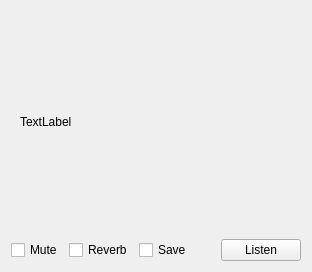
Before: the Qt Designer form branches/julian/android/src/GUI-QT/audiodetailwidget.ui in mmjee/dream-patched, drawn with Qt 5.
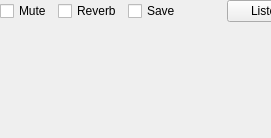
After: the same form once the commit is applied. The open tabs and pages were chosen to show the change. Custom widgets are drawn as their Qt base class.

What changed in the file:
```diff
--- a/branches/julian/android/src/GUI-QT/audiodetailwidget.ui
+++ b/branches/julian/android/src/GUI-QT/audiodetailwidget.ui
@@ -6,8 +6,8 @@
    <rect>
     <x>0</x>
     <y>0</y>
-    <width>312</width>
-    <height>272</height>
+    <width>271</width>
+    <height>138</height>
    </rect>
   </property>
   <property name="sizePolicy">
@@ -19,9 +19,15 @@
   <property name="windowTitle">
    <string>Form</string>
   </property>
-  <layout class="QVBoxLayout" name="verticalLayout">
-   <item>
     <widget class="QStackedWidget" name="stackedWidget">
+   <property name="geometry">
+    <rect>
+     <x>9</x>
+     <y>9</y>
+     <width>253</width>
+     <height>89</height>
+    </rect>
+   </property>
      <property name="sizePolicy">
       <sizepolicy hsizetype="Expanding" vsizetype="Expanding">
        <horstretch>0</horstretch>
@@ -29,19 +35,9 @@
       </sizepolicy>
      </property>
      <property name="currentIndex">
-      <number>1</number>
-     </property>
-     <widget class="QWidget" name="userMode">
-      <layout class="QHBoxLayout" name="horizontalLayout">
-       <item>
-        <widget class="QLabel" name="label">
-         <property name="text">
-          <string>TextLabel</string>
-         </property>
-        </widget>
-       </item>
-      </layout>
-     </widget>
+    <number>0</number>
+   </property>
+   <widget class="QWidget" name="userMode"/>
      <widget class="QWidget" name="engineeringMode">
       <property name="sizePolicy">
        <sizepolicy hsizetype="Expanding" vsizetype="Expanding">
@@ -89,8 +85,7 @@
       </layout>
      </widget>
     </widget>
-   </item>
-   <item>
+  <widget class="QWidget" name="">
     <layout class="QHBoxLayout" name="horizontalLayout_2">
      <item>
       <widget class="QCheckBox" name="mute">
@@ -134,8 +129,7 @@
       </widget>
      </item>
     </layout>
-   </item>
-  </layout>
+  </widget>
  </widget>
  <customwidgets>
   <customwidget>
```
Lines whose indentation alone changed are shown as unchanged.
